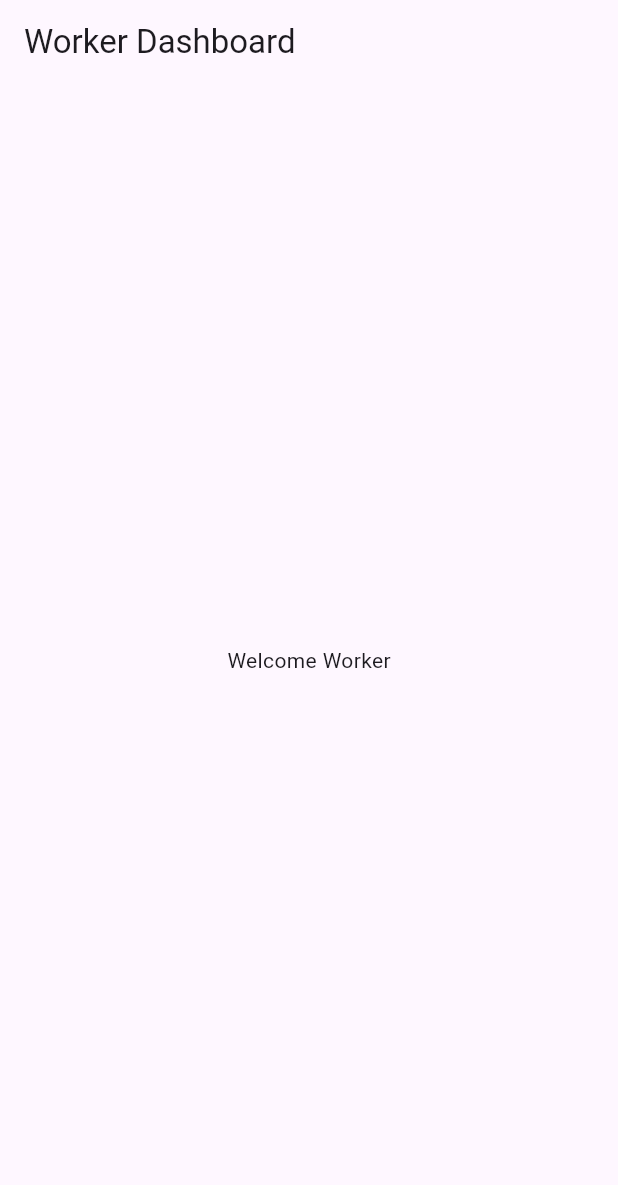
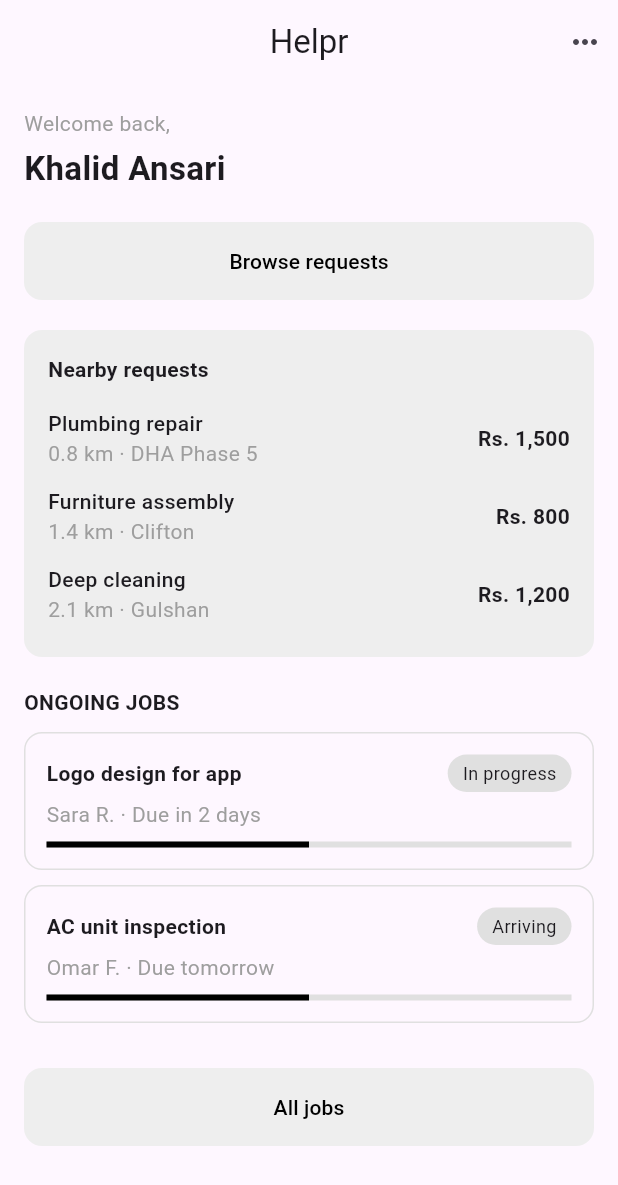
Before and after one commit to Muskan865/helpr, a Flutter app: the screen it shows after launch, on a phone screen of 412 x 824 dp. Shown: the top 1185 px of the screen. Run offline on Flutter 3.47's test engine with Material 3 defaults, Android fonts, the phone set to English and light mode, and no system bars.

Commit message:
basic worker dashboard ui

```diff
--- a/lib/screens/worker_dashboard.dart
+++ b/lib/screens/worker_dashboard.dart
@@ -7,10 +7,189 @@ class WorkerDashboard extends StatelessWidget {
   Widget build(BuildContext context) {
     return Scaffold(
       appBar: AppBar(
-        title: Text("Worker Dashboard"),
+        title: const Text("Helpr"),
+        centerTitle: true,
+        actions: const [
+          Padding(
+            padding: EdgeInsets.only(right: 10),
+            child: Icon(Icons.more_horiz),
+          )
+        ],
       ),
-      body: Center(
-        child: Text("Welcome Worker"),
+
+      body: Padding(
+        padding: const EdgeInsets.all(16),
+        child: SingleChildScrollView(
+          child: Column(
+            crossAxisAlignment: CrossAxisAlignment.start,
+            children: [
+
+              // Welcome text
+              const Text(
+                "Welcome back,",
+                style: TextStyle(color: Colors.grey),
+              ),
+
+              const SizedBox(height: 5),
+
+              const Text(
+                "Khalid Ansari",
+                style: TextStyle(
+                  fontSize: 22,
+                  fontWeight: FontWeight.bold,
+                ),
+              ),
+
+              const SizedBox(height: 20),
+
+              // Browse Requests Button
+              SizedBox(
+                width: double.infinity,
+                child: ElevatedButton(
+                  onPressed: () {},
+                  style: ElevatedButton.styleFrom(
+                    backgroundColor: Colors.grey[200],
+                    foregroundColor: Colors.black,
+                    elevation: 0,
+                    padding: const EdgeInsets.symmetric(vertical: 16),
+                    shape: RoundedRectangleBorder(
+                      borderRadius: BorderRadius.circular(12),
+                    ),
+                  ),
+                  child: const Text("Browse requests"),
+                ),
+              ),
+
+              const SizedBox(height: 20),
+
+              // Nearby Requests Card
+              Container(
+                padding: const EdgeInsets.all(16),
+                decoration: BoxDecoration(
+                  color: Colors.grey[200],
+                  borderRadius: BorderRadius.circular(12),
+                ),
+                child: Column(
+                  crossAxisAlignment: CrossAxisAlignment.start,
+                  children: [
+                    const Text(
+                      "Nearby requests",
+                      style: TextStyle(fontWeight: FontWeight.bold),
+                    ),
+                    const SizedBox(height: 10),
+
+                    requestItem("Plumbing repair", "0.8 km · DHA Phase 5", "Rs. 1,500"),
+                    requestItem("Furniture assembly", "1.4 km · Clifton", "Rs. 800"),
+                    requestItem("Deep cleaning", "2.1 km · Gulshan", "Rs. 1,200"),
+                  ],
+                ),
+              ),
+
+              const SizedBox(height: 20),
+
+              const Text(
+                "ONGOING JOBS",
+                style: TextStyle(fontWeight: FontWeight.bold),
+              ),
+
+              const SizedBox(height: 10),
+
+              jobCard("Logo design for app", "Sara R. · Due in 2 days", "In progress"),
+              jobCard("AC unit inspection", "Omar F. · Due tomorrow", "Arriving"),
+
+              const SizedBox(height: 20),
+
+              // All Jobs Button
+              SizedBox(
+                width: double.infinity,
+                child: ElevatedButton(
+                  onPressed: () {},
+                  style: ElevatedButton.styleFrom(
+                    backgroundColor: Colors.grey[200],
+                    foregroundColor: Colors.black,
+                    elevation: 0,
+                    padding: const EdgeInsets.symmetric(vertical: 16),
+                    shape: RoundedRectangleBorder(
+                      borderRadius: BorderRadius.circular(12),
+                    ),
+                  ),
+                  child: const Text("All jobs"),
+                ),
+              ),
+            ],
+          ),
+        ),
+      ),
+    );
+  }
+
+  // 🔹 Request Item Widget
+  Widget requestItem(String title, String subtitle, String price) {
+    return Padding(
+      padding: const EdgeInsets.symmetric(vertical: 6),
+      child: Row(
+        mainAxisAlignment: MainAxisAlignment.spaceBetween,
+        children: [
+          Column(
+            crossAxisAlignment: CrossAxisAlignment.start,
+            children: [
+              Text(title, style: const TextStyle(fontWeight: FontWeight.w500)),
+              Text(subtitle, style: const TextStyle(color: Colors.grey)),
+            ],
+          ),
+          Text(price, style: const TextStyle(fontWeight: FontWeight.bold)),
+        ],
+      ),
+    );
+  }
+
+  // 🔹 Job Card Widget
+  Widget jobCard(String title, String subtitle, String status) {
+    return Container(
+      margin: const EdgeInsets.only(bottom: 10),
+      padding: const EdgeInsets.all(14),
+      decoration: BoxDecoration(
+        border: Border.all(color: Colors.grey.shade300),
+        borderRadius: BorderRadius.circular(12),
+      ),
+      child: Column(
+        children: [
+          Row(
+            mainAxisAlignment: MainAxisAlignment.spaceBetween,
+            children: [
+              Expanded(
+                child: Text(title,
+                    style: const TextStyle(fontWeight: FontWeight.bold)),
+              ),
+              Container(
+                padding:
+                    const EdgeInsets.symmetric(horizontal: 10, vertical: 4),
+                decoration: BoxDecoration(
+                  color: Colors.grey[300],
+                  borderRadius: BorderRadius.circular(20),
+                ),
+                child: Text(status, style: const TextStyle(fontSize: 12)),
+              )
+            ],
+          ),
+
+          const SizedBox(height: 5),
+
+          Row(
+            children: [
+              Text(subtitle, style: const TextStyle(color: Colors.grey)),
+            ],
+          ),
+
+          const SizedBox(height: 8),
+
+          // Progress bar
+          LinearProgressIndicator(
+            value: 0.5,
+            backgroundColor: Colors.grey[300],
+            color: Colors.black,
+          )
+        ],
       ),
     );
   }
```
